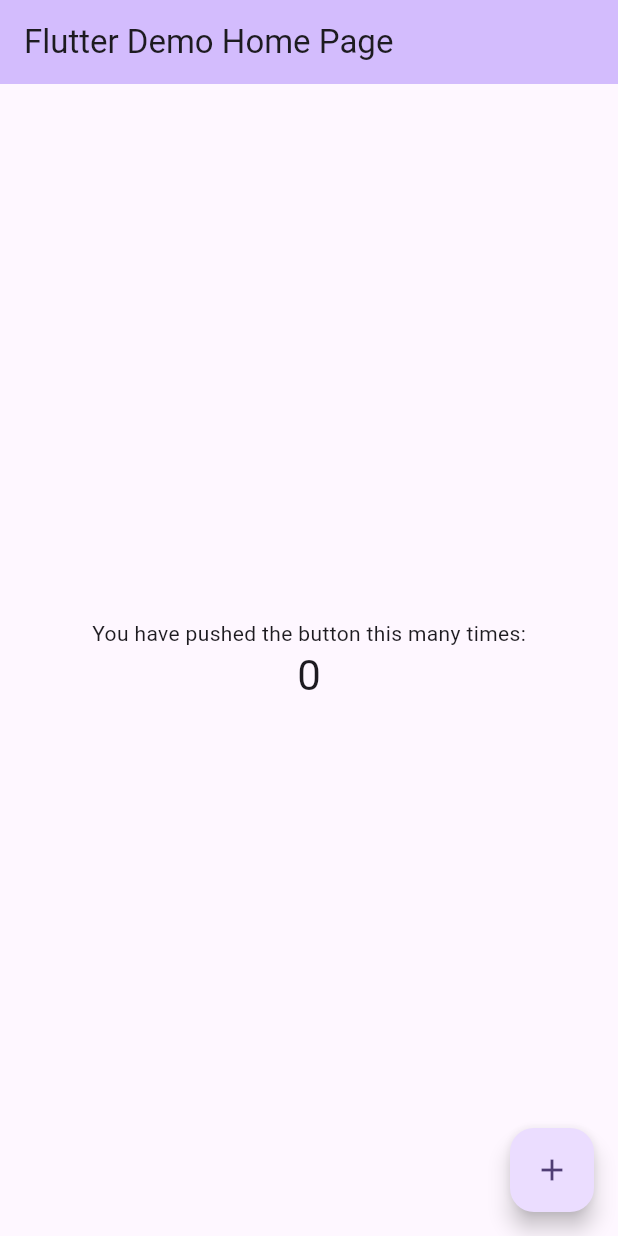
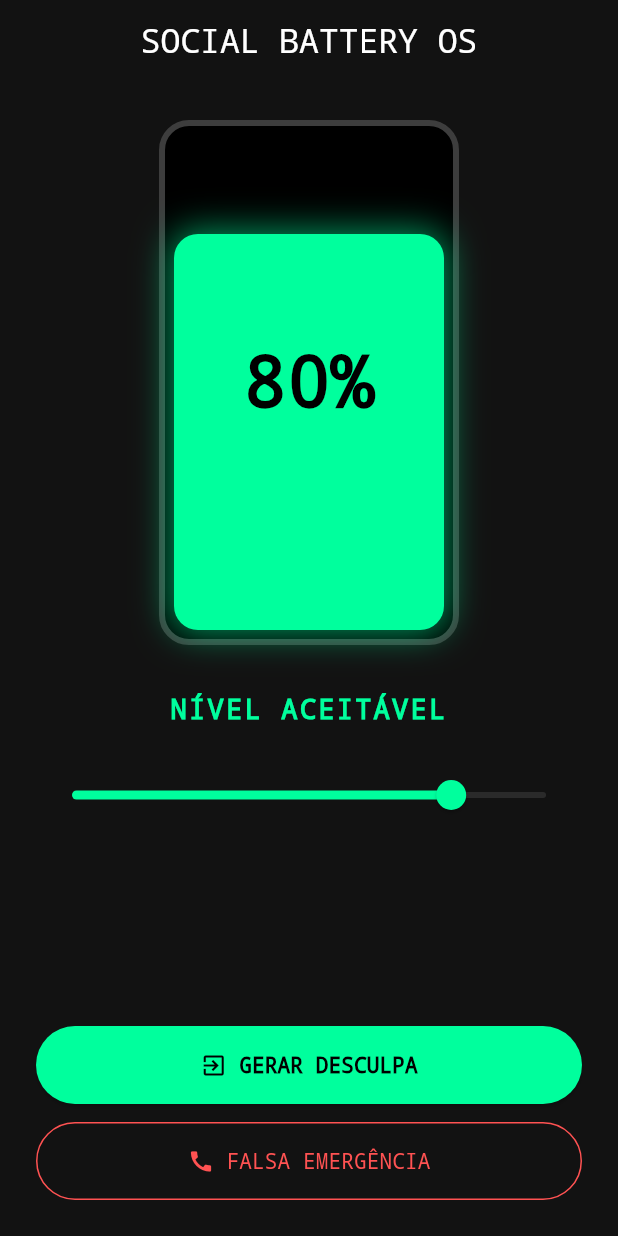
Before and after one commit to could-ai/019afb12-487b-791c-b9d8-dfe5e10e39df, a Flutter app: the screen it shows after launch, on a phone screen of 412 x 824 dp. Run offline on Flutter 3.47's test engine with Material 3 defaults, Android fonts, the phone set to English and light mode, and no system bars.

Commit message:
Configuração inicial do app com tema escuro/cyberpunk e rotas definidas.; Tela principal com indicador visual de bateria social interativo e botões de ação rápida.; Tela de geração de desculpas com categorias (Trabalho, Encontro, Festa, Família) e lógica aleatória.; Tela de simulação de chamada falsa (Fake Call) com interface realista para ajudar o usuário a escapar de situações.

```diff
--- a/usr/lib/main.dart
+++ b/usr/lib/main.dart
@@ -1,123 +1,38 @@
 import 'package:flutter/material.dart';
+import 'package:couldai_user_app/screens/dashboard_screen.dart';
+import 'package:couldai_user_app/screens/escape_pod_screen.dart';
+import 'package:couldai_user_app/screens/fake_call_screen.dart';
 
 void main() {
-  runApp(const MyApp());
+  runApp(const SocialBatteryApp());
 }
 
-class MyApp extends StatelessWidget {
-  const MyApp({super.key});
+class SocialBatteryApp extends StatelessWidget {
+  const SocialBatteryApp({super.key});
 
-  // This widget is the root of your application.
   @override
   Widget build(BuildContext context) {
     return MaterialApp(
-      title: 'Flutter Demo',
+      title: 'Social Battery',
       debugShowCheckedModeBanner: false,
       theme: ThemeData(
-        // This is the theme of your application.
-        //
-        // TRY THIS: Try running your application with "flutter run". You'll see
-        // the application has a purple toolbar. Then, without quitting the app,
-        // try changing the seedColor in the colorScheme below to Colors.green
-        // and then invoke "hot reload" (save your changes or press the "hot
-        // reload" button in a Flutter-supported IDE, or press "r" if you used
-        // the command line to start the app).
-        //
-        // Notice that the counter didn't reset back to zero; the application
-        // state is not lost during the reload. To reset the state, use hot
-        // restart instead.
-        //
-        // This works for code too, not just values: Most code changes can be
-        // tested with just a hot reload.
-        colorScheme: ColorScheme.fromSeed(seedColor: Colors.deepPurple),
+        brightness: Brightness.dark,
+        primaryColor: const Color(0xFF00FF9D), // Neon Green
+        scaffoldBackgroundColor: const Color(0xFF121212),
+        colorScheme: const ColorScheme.dark(
+          primary: Color(0xFF00FF9D),
+          secondary: Color(0xFFB026FF), // Neon Purple
+          surface: Color(0xFF1E1E1E),
+        ),
+        useMaterial3: true,
+        fontFamily: 'Courier', // Monospaced for a tech/cyberpunk feel
       ),
       initialRoute: '/',
       routes: {
-        '/': (context) => const MyHomePage(title: 'Flutter Demo Home Page'),
+        '/': (context) => const DashboardScreen(),
+        '/escape': (context) => const EscapePodScreen(),
+        '/fake_call': (context) => const FakeCallScreen(),
       },
     );
   }
 }
-
-class MyHomePage extends StatefulWidget {
-  const MyHomePage({super.key, required this.title});
-
-  // This widget is the home page of your application. It is stateful, meaning
-  // that it has a State object (defined below) that contains fields that affect
-  // how it looks.
-
-  // This class is the configuration for the state. It holds the values (in this
-  // case the title) provided by the parent (in this case the App widget) and
-  // used by the build method of the State. Fields in a Widget subclass are
-  // always marked "final".
-
-  final String title;
-
-  @override
-  State<MyHomePage> createState() => _MyHomePageState();
-}
-
-class _MyHomePageState extends State<MyHomePage> {
-  int _counter = 0;
-
-  void _incrementCounter() {
-    setState(() {
-      // This call to setState tells the Flutter framework that something has
-      // changed in this State, which causes it to rerun the build method below
-      // so that the display can reflect the updated values. If we changed
-      // _counter without calling setState(), then the build method would not be
-      // called again, and so nothing would appear to happen.
-      _counter++;
-    });
-  }
-
-  @override
-  Widget build(BuildContext context) {
-    // This method is rerun every time setState is called, for instance as done
-    // by the _incrementCounter method above.
-    //
-    // The Flutter framework has been optimized to make rerunning build methods
-    // fast, so that you can just rebuild anything that needs updating rather
-    // than having to individually change instances of widgets.
-    return Scaffold(
-      appBar: AppBar(
-        // TRY THIS: Try changing the color here to a specific color (to
-        // Colors.amber, perhaps?) and trigger a hot reload to see the AppBar
-        // change color while the other colors stay the same.
-        backgroundColor: Theme.of(context).colorScheme.inversePrimary,
-        // Here we take the value from the MyHomePage object that was created by
-        // the App.build method, and use it to set our appbar title.
-        title: Text(widget.title),
-      ),
-      body: Center(
-        // Center is a layout widget. It takes a single child and positions it
-        // in the middle of the parent.
-        child: Column(
-          // Column is also a layout widget. It takes a list of children and
-          // arranges them vertically. By default, it sizes itself to fit its
-          // children horizontally, and tries to be as tall as its parent.
-          //
-          // Column has various properties to control how it sizes itself and
-          // how it positions its children. Here we use mainAxisAlignment to
-          // center the children vertically; the main axis here is the vertical
-          // axis because Columns are vertical (the cross axis would be
-          // horizontal).
-          //
-          // TRY THIS: Invoke "debug painting" (choose the "Toggle Debug Paint"
-          // action in the IDE, or press "p" in the console), to see the
-          // wireframe for each widget.
-          mainAxisAlignment: MainAxisAlignment.center,
-          children: <Widget>[
-            const Text('You have pushed the button this many times:'),
-            Text('$_counter', style: Theme.of(context).textTheme.headlineMedium),
-          ],
-        ),
-      ),
-      floatingActionButton: FloatingActionButton(
-        onPressed: _incrementCounter,
-        tooltip: 'Increment',
-        child: const Icon(Icons.add),
-      ), // This trailing comma makes auto-formatting nicer for build methods.
-    );
-  }
-}
--- /dev/null
+++ b/usr/lib/screens/dashboard_screen.dart
@@ -0,0 +1,173 @@
+import 'package:flutter/material.dart';
+import 'dart:math';
+
+class DashboardScreen extends StatefulWidget {
+  const DashboardScreen({super.key});
+
+  @override
+  State<DashboardScreen> createState() => _DashboardScreenState();
+}
+
+class _DashboardScreenState extends State<DashboardScreen> with SingleTickerProviderStateMixin {
+  double _batteryLevel = 80.0;
+  late AnimationController _controller;
+
+  @override
+  void initState() {
+    super.initState();
+    _controller = AnimationController(
+      vsync: this,
+      duration: const Duration(seconds: 2),
+    )..repeat(reverse: true);
+  }
+
+  @override
+  void dispose() {
+    _controller.dispose();
+    super.dispose();
+  }
+
+  Color _getBatteryColor() {
+    if (_batteryLevel > 60) return const Color(0xFF00FF9D); // Green
+    if (_batteryLevel > 20) return const Color(0xFFFFD700); // Yellow
+    return const Color(0xFFFF0055); // Red
+  }
+
+  String _getStatusText() {
+    if (_batteryLevel > 80) return "PRONTO PARA SOCIALIZAR";
+    if (_batteryLevel > 60) return "NÍVEL ACEITÁVEL";
+    if (_batteryLevel > 40) return "MODO ECONOMIA DE ENERGIA";
+    if (_batteryLevel > 20) return "RISCO DE IRRITAÇÃO";
+    return "EVACUAR IMEDIATAMENTE";
+  }
+
+  @override
+  Widget build(BuildContext context) {
+    return Scaffold(
+      appBar: AppBar(
+        title: const Text("SOCIAL BATTERY OS"),
+        centerTitle: true,
+        backgroundColor: Colors.transparent,
+        elevation: 0,
+      ),
+      body: Padding(
+        padding: const EdgeInsets.all(24.0),
+        child: Column(
+          mainAxisAlignment: MainAxisAlignment.center,
+          children: [
+            // Battery Indicator
+            Stack(
+              alignment: Alignment.center,
+              children: [
+                Container(
+                  width: 200,
+                  height: 350,
+                  decoration: BoxDecoration(
+                    border: Border.all(color: Colors.white24, width: 4),
+                    borderRadius: BorderRadius.circular(20),
+                    color: Colors.black,
+                  ),
+                ),
+                Positioned(
+                  bottom: 10,
+                  child: AnimatedContainer(
+                    duration: const Duration(milliseconds: 500),
+                    width: 180,
+                    height: 330 * (_batteryLevel / 100),
+                    decoration: BoxDecoration(
+                      color: _getBatteryColor(),
+                      borderRadius: BorderRadius.circular(16),
+                      boxShadow: [
+                        BoxShadow(
+                          color: _getBatteryColor().withOpacity(0.6),
+                          blurRadius: 20,
+                          spreadRadius: 2,
+                        )
+                      ],
+                    ),
+                  ),
+                ),
+                Text(
+                  "${_batteryLevel.toInt()}%",
+                  style: const TextStyle(
+                    fontSize: 48,
+                    fontWeight: FontWeight.bold,
+                    color: Colors.black,
+                  ),
+                ),
+              ],
+            ),
+            const SizedBox(height: 30),
+
+            // Status Text
+            Text(
+              _getStatusText(),
+              textAlign: TextAlign.center,
+              style: TextStyle(
+                color: _getBatteryColor(),
+                fontSize: 18,
+                fontWeight: FontWeight.bold,
+                letterSpacing: 1.5,
+              ),
+            ),
+
+            const SizedBox(height: 20),
+
+            // Slider
+            Slider(
+              value: _batteryLevel,
+              min: 0,
+              max: 100,
+              activeColor: _getBatteryColor(),
+              inactiveColor: Colors.white10,
+              onChanged: (value) {
+                setState(() {
+                  _batteryLevel = value;
+                });
+              },
+            ),
+
+            const Spacer(),
+
+            // Action Buttons
+            Row(
+              children: [
+                Expanded(
+                  child: ElevatedButton.icon(
+                    icon: const Icon(Icons.exit_to_app, color: Colors.black),
+                    label: const Text("GERAR DESCULPA", style: TextStyle(color: Colors.black, fontWeight: FontWeight.bold)),
+                    style: ElevatedButton.styleFrom(
+                      backgroundColor: const Color(0xFF00FF9D),
+                      padding: const EdgeInsets.symmetric(vertical: 16),
+                    ),
+                    onPressed: () {
+                      Navigator.pushNamed(context, '/escape');
+                    },
+                  ),
+                ),
+              ],
+            ),
+            const SizedBox(height: 12),
+            Row(
+              children: [
+                Expanded(
+                  child: OutlinedButton.icon(
+                    icon: const Icon(Icons.call, color: Colors.redAccent),
+                    label: const Text("FALSA EMERGÊNCIA", style: TextStyle(color: Colors.redAccent)),
+                    style: OutlinedButton.styleFrom(
+                      side: const BorderSide(color: Colors.redAccent),
+                      padding: const EdgeInsets.symmetric(vertical: 16),
+                    ),
+                    onPressed: () {
+                      Navigator.pushNamed(context, '/fake_call');
+                    },
+                  ),
+                ),
+              ],
+            ),
+          ],
+        ),
+      ),
+    );
+  }
+}
```
Also changed, not shown: usr/lib/screens/escape_pod_screen.dart (added, +150 -0 lines), usr/lib/screens/fake_call_screen.dart (added, +145 -0 lines).
